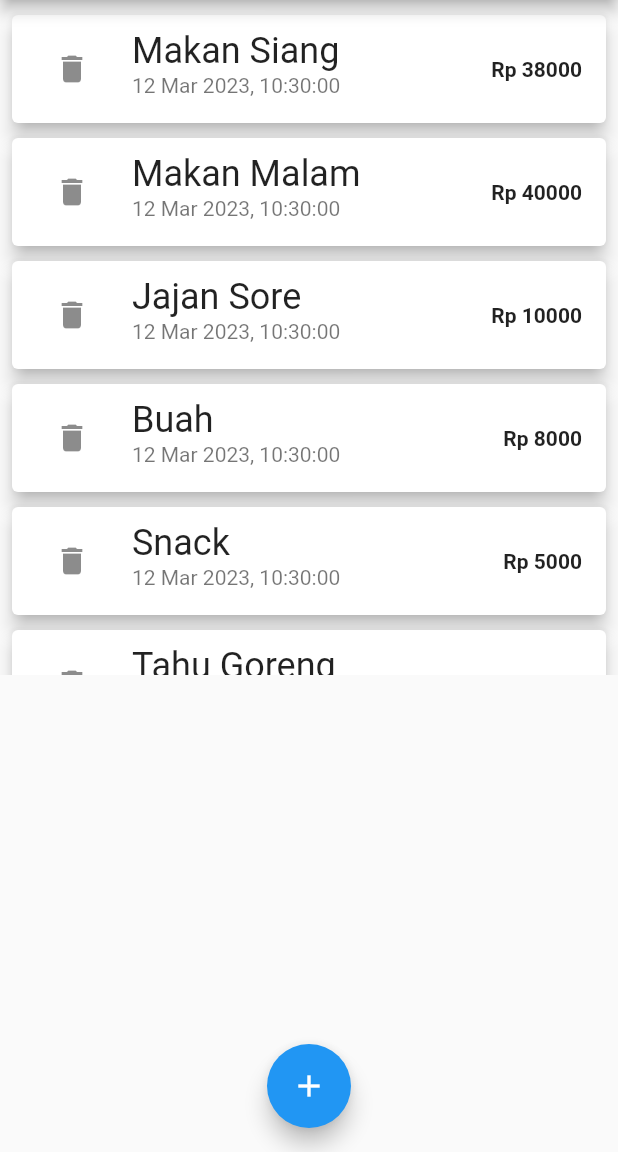
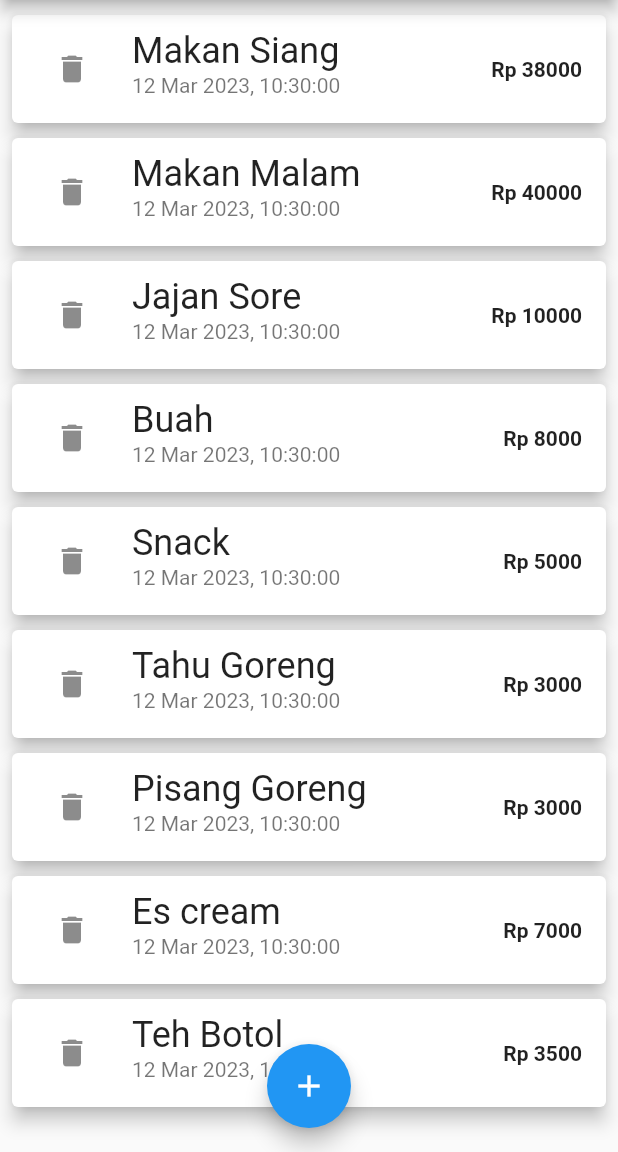
Before and after one commit to WiedjajaAtmadja/flutter_week5_responsive_adaptive, a Flutter app: the screen it shows after launch, after a tap on the "delete" icon, on a phone screen of 412 x 824 dp, the part 84-1236 px from its top. Run offline on Flutter 3.47's test engine with Material 2 defaults, Android fonts, the phone set to English and light mode, and no system bars.

Commit message:
Step 1. Calculation Device Size dynamically

```diff
--- a/lib/main.dart
+++ b/lib/main.dart
@@ -45,6 +45,10 @@ class MyHomePageState extends State<MyHomePage> {
         id: 't7', title: 'Tahu Goreng', amount: 3000, date: DateTime.now()),
     Transaction(
         id: 't8', title: 'Pisang Goreng', amount: 3000, date: DateTime.now()),
+    Transaction(
+        id: 't9', title: 'Es cream', amount: 7000, date: DateTime.now()),
+    Transaction(
+        id: 't10', title: 'Teh Botol', amount: 3500, date: DateTime.now()),
   ];
 
   void _addNewTransaction(String txTitle, double txAmount, DateTime txDate) {
@@ -75,10 +79,17 @@ class MyHomePageState extends State<MyHomePage> {
 
   @override
   Widget build(BuildContext context) {
+    final mediaQuery = MediaQuery.of(context);
+    final appBar = AppBar(title: const Center(child: Text('Expense App')));
+
     return Scaffold(
-      appBar: AppBar(title: const Center(child: Text('Expense App'))),
-      body: TransactionList(_userTransactions, _deleteTransaction),
-      // body: SingleChildScrollView(child: TransactionList(_userTransactions)),
+      appBar: appBar,
+      body: SingleChildScrollView(
+          child: Container(
+              height: mediaQuery.size.height -
+                  appBar.preferredSize.height -
+                  mediaQuery.padding.top,
+              child: TransactionList(_userTransactions, _deleteTransaction))),
       floatingActionButtonLocation: FloatingActionButtonLocation.centerFloat,
       floatingActionButton: FloatingActionButton(
         onPressed: () => _showInputSheet(context),
--- a/lib/transaction_list.dart
+++ b/lib/transaction_list.dart
@@ -10,15 +10,12 @@ class TransactionList extends StatelessWidget {
 
   @override
   Widget build(BuildContext context) {
-    return Container(
-        width: double.infinity,
-        height: 450,
-        child: _transactions.isEmpty
+    return _transactions.isEmpty
         ? Column(
             children: [
               Text('No transaction added yet!',
                   style: Theme.of(context).textTheme.headlineMedium),
-                  const SizedBox(height: 10),
+              const SizedBox(height: 20),
               Container(
                   height: 200,
                   child: Image.asset('assets/images/waiting.png',
@@ -28,12 +25,6 @@ class TransactionList extends StatelessWidget {
         : ListView.builder(
             itemCount: _transactions.length,
             itemBuilder: (ctx, index) {
-                  // return ListTile(
-                  //     title: Text(_transactions[index].title),
-                  //     subtitle: Text(DateFormat('dd MMM y, hh:mm:ss')
-                  //         .format(_transactions[index].date)),
-                  //     trailing: Text(NumberFormat('Rp #000', 'id-ID')
-                  //         .format(_transactions[index].amount)));
               return Card(
                 elevation: 5,
                 margin: const EdgeInsets.only(top: 10, left: 8, right: 8),
@@ -57,6 +48,6 @@ class TransactionList extends StatelessWidget {
                   ),
                 ),
               );
-                }));
+            });
   }
 }
```
Lines whose indentation alone changed are shown as unchanged.
